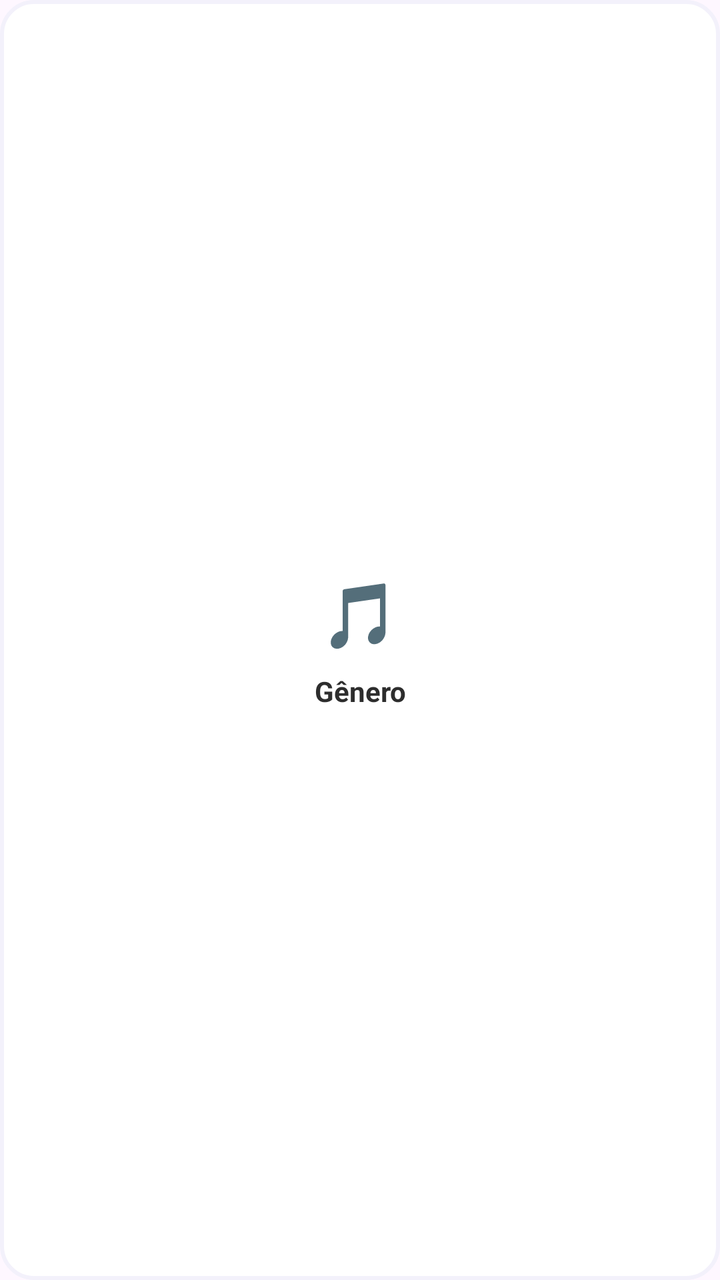
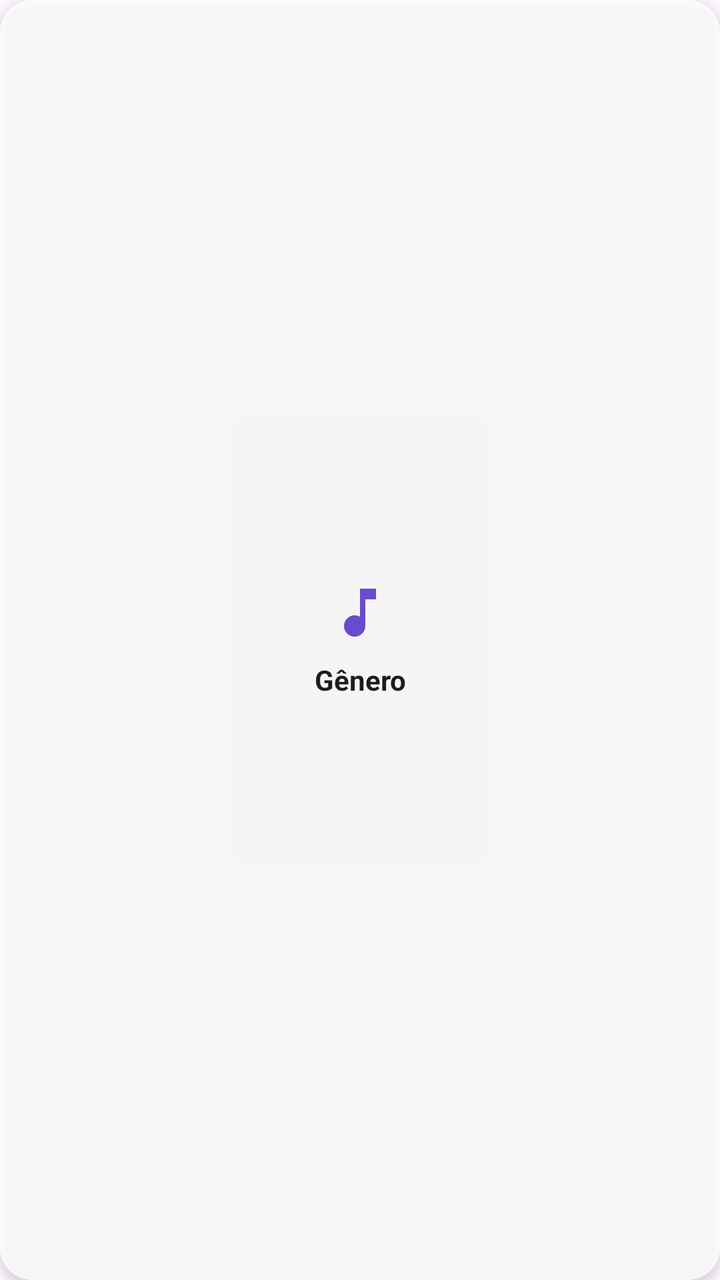

Before-and-after screenshots of an Android layout around one commit, followed by the original layout XML and the change that was made.
<!-- AndroidManifest.xml: application theme Theme.MeetBeat -->
<!-- res/layout/item_genero_card.xml -->
<?xml version="1.0" encoding="utf-8"?>

<LinearLayout xmlns:android="http://schemas.android.com/apk/res/android"
    android:id="@+id/cardGenero"
    android:layout_width="match_parent"
    android:layout_height="100dp"
    android:layout_margin="6dp"
    android:orientation="vertical"
    android:gravity="center"
    android:background="@drawable/bg_card_genero"
    android:clickable="true"
    android:focusable="true">

    <TextView
        android:id="@+id/textEmojiGenero"
        android:layout_width="wrap_content"
        android:layout_height="wrap_content"
        android:text="🎵"
        android:textSize="32sp" />

    <TextView
        android:id="@+id/textNomeGenero"
        android:layout_width="wrap_content"
        android:layout_height="wrap_content"
        android:layout_marginTop="8dp"
        android:text="Gênero"
        android:textColor="@color/text_dark"
        android:textSize="14sp"
        android:textStyle="bold"
        android:gravity="center" />

</LinearLayout>
<!-- resources referenced by this layout -->
<resources>
  <color name="text_dark">#2D2D2D</color>
  <!-- drawable bg_card_genero (drawable) -->
  <?xml version="1.0" encoding="utf-8"?>
  
  <shape xmlns:android="http://schemas.android.com/apk/res/android"
      android:shape="rectangle">
      <solid android:color="@color/card_background" />
      <corners android:radius="16dp" />
      <stroke android:width="2dp" android:color="@color/purple_light" />
  </shape>
  <style name="Theme.MeetBeat" parent="Base.Theme.MeetBeat" />
  <color name="card_background">#FFFFFF</color>
  <color name="purple_light">#F3F1FB</color>
  <style name="Base.Theme.MeetBeat" parent="Theme.Material3.DayNight.NoActionBar">
          
          
      </style>
</resources>

<!-- the commit's change to res/layout/item_genero_card.xml (unified diff, before → after) -->
@@ -8,15 +8,15 @@
     android:orientation="vertical"
     android:gravity="center"
     android:background="@drawable/bg_card_genero"
+    android:elevation="3dp"
     android:clickable="true"
     android:focusable="true">
 
-    <TextView
-        android:id="@+id/textEmojiGenero"
-        android:layout_width="wrap_content"
-        android:layout_height="wrap_content"
-        android:text="🎵"
-        android:textSize="32sp" />
+    <ImageView
+        android:id="@+id/imageIconeGenero"
+        android:layout_width="32dp"
+        android:layout_height="32dp"
+        android:src="@drawable/ic_music_note" />
 
     <TextView
         android:id="@+id/textNomeGenero"
<!-- resource entries referenced after the edit -->
@@ -1,18 +1,27 @@
 <!-- resources referenced by this layout -->
 <resources>
-  <color name="text_dark">#2D2D2D</color>
+  <color name="text_dark">#1C1B1F</color>
   <!-- drawable bg_card_genero (drawable) -->
   <?xml version="1.0" encoding="utf-8"?>
   
   <shape xmlns:android="http://schemas.android.com/apk/res/android"
       android:shape="rectangle">
-      <solid android:color="@color/card_background" />
+      <solid android:color="@color/vidro_fundo" />
       <corners android:radius="16dp" />
-      <stroke android:width="2dp" android:color="@color/purple_light" />
   </shape>
+  <!-- drawable ic_music_note (drawable) -->
+  <vector xmlns:android="http://schemas.android.com/apk/res/android"
+      android:width="24dp"
+      android:height="24dp"
+      android:viewportWidth="24"
+      android:viewportHeight="24">
+    <path
+        android:fillColor="@color/purple_primary"
+        android:pathData="M12,3v10.55c-0.59,-0.34 -1.27,-0.55 -2,-0.55 -2.21,0 -4,1.79 -4,4s1.79,4 4,4 4,-1.79 4,-4L14,7h4L18,3H12z"/>
+  </vector>
   <style name="Theme.MeetBeat" parent="Base.Theme.MeetBeat" />
-  <color name="card_background">#FFFFFF</color>
-  <color name="purple_light">#F3F1FB</color>
+  <color name="vidro_fundo">#CCFFFFFF</color>
+  <color name="purple_primary">#6A4ACF</color>
   <style name="Base.Theme.MeetBeat" parent="Theme.Material3.DayNight.NoActionBar">
           
           
